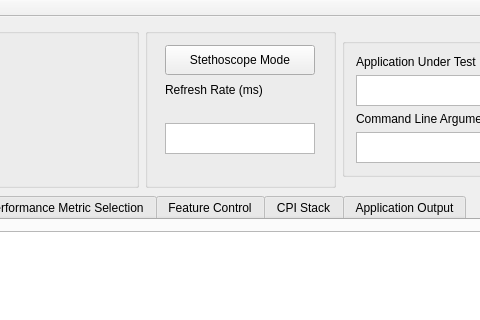
Qt form Project/QuickPerformance/mainwindow.ui (Areon1031/CPE_631_Advanced_Computer_Architecture) before a commit; both pictures show x 359 to 839 and y 0 to 320 of the 1082 by 686 pixel window.
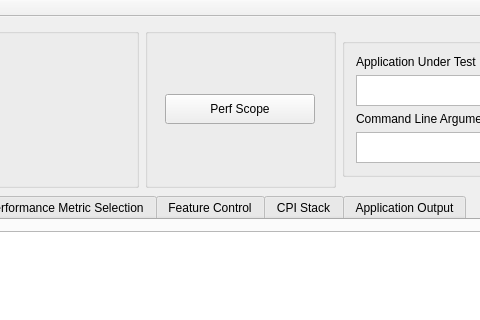
The same form after that commit. Custom widgets are drawn as their Qt base class.

Commit message: - Added Software Optiimization test folder and one test - Removed the stethoscope in place for the perfscope option

Diff of the .ui file:
```diff
--- a/Project/QuickPerformance/mainwindow.ui
+++ b/Project/QuickPerformance/mainwindow.ui
@@ -109,54 +109,7 @@
           </size>
          </property>
          <property name="text">
-          <string>Stethoscope Mode</string>
-         </property>
-        </widget>
-       </item>
-       <item row="1" column="0">
-        <widget class="QLabel" name="RefreshRate_Label">
-         <property name="sizePolicy">
-          <sizepolicy hsizetype="Fixed" vsizetype="Fixed">
-           <horstretch>0</horstretch>
-           <verstretch>0</verstretch>
-          </sizepolicy>
-         </property>
-         <property name="maximumSize">
-          <size>
-           <width>161</width>
-           <height>17</height>
-          </size>
-         </property>
-         <property name="text">
-          <string>Refresh Rate (ms)</string>
-         </property>
-        </widget>
-       </item>
-       <item row="2" column="0" alignment="Qt::AlignHCenter|Qt::AlignVCenter">
-        <widget class="QTextEdit" name="RefreshRate_Text">
-         <property name="sizePolicy">
-          <sizepolicy hsizetype="Fixed" vsizetype="Fixed">
-           <horstretch>0</horstretch>
-           <verstretch>0</verstretch>
-          </sizepolicy>
-         </property>
-         <property name="maximumSize">
-          <size>
-           <width>150</width>
-           <height>31</height>
-          </size>
-         </property>
-         <property name="lineWrapMode">
-          <enum>QTextEdit::NoWrap</enum>
-         </property>
-         <property name="readOnly">
-          <bool>true</bool>
-         </property>
-         <property name="textInteractionFlags">
-          <set>Qt::TextSelectableByKeyboard|Qt::TextSelectableByMouse</set>
-         </property>
-         <property name="placeholderText">
-          <string/>
+          <string>Perf Scope</string>
          </property>
         </widget>
        </item>
```
Left out of the diff: 3 changed lines with no effect on the pictures. The commit also changes 13 other files.
